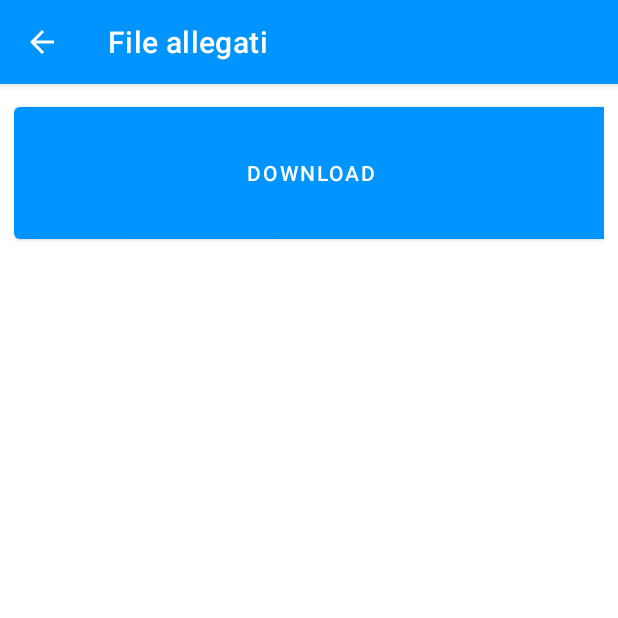
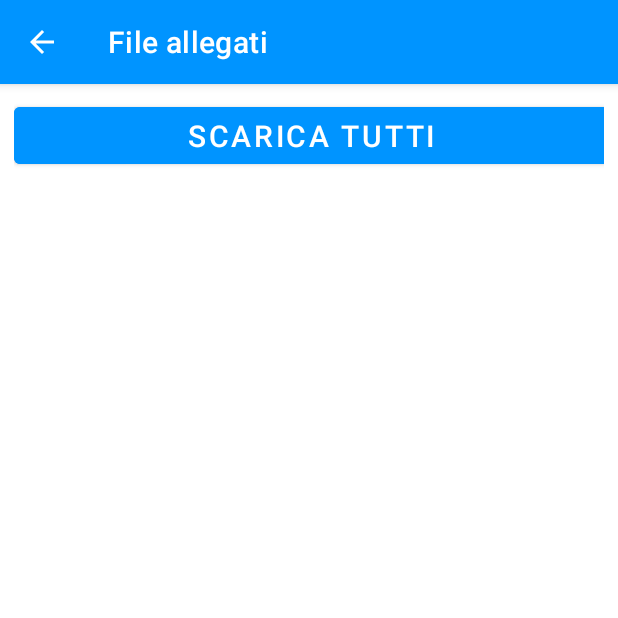
Before and after one commit to marrcolino/MyManager, an Android app: the Lista_file_allegati screen opened directly, with no data from a screen before it, on a phone screen of 412 x 824 dp, the top half of it. Run offline under Robolectric (Android 15) with nearby library versions, the phone set to English and light mode, and no system bars; our stand-ins replace Firebase (no records; nobody signed in at launch, a user with empty details on screens opened directly); 1 statement that could not run was skipped.

Commit message:
download funzionante

```diff
--- a/app/src/main/java/com/example/mymanager/Lista_file_allegati.java
+++ b/app/src/main/java/com/example/mymanager/Lista_file_allegati.java
@@ -41,7 +41,7 @@ public class Lista_file_allegati extends AppCompatActivity implements RecyclerFi
     Button download;
     public static Boolean galleria = false;
     private ArrayList<List> list = new ArrayList<List>();
-
+    private String nomeCartella = "";
 
     @Override
     protected void onCreate(Bundle savedInstanceState) {
@@ -55,73 +55,59 @@ public class Lista_file_allegati extends AppCompatActivity implements RecyclerFi
         // showing the back button in action bar
         getSupportActionBar().setDisplayHomeAsUpEnabled(true);
 
-        //METODO CHE RIEMPIE "list"
-        listAllPaginated("");
-
-        /*recyclerView = findViewById(R.id.recyclerview);
-        layoutManager = new LinearLayoutManager(this);
-        recyclerView.setLayoutManager(layoutManager);*/
-
         download = findViewById(R.id.download);
         download.setOnClickListener(new View.OnClickListener() {
             @Override
             public void onClick(View v) {
-
                 download();
             }
         });
 
+        Bundle extras = getIntent().getExtras();
+        if (extras != null) {
+            nomeCartella = extras.getString("key");
+            //The key argument here must match that used in the other activity
+        }
+
         recyclerView = findViewById(R.id.recyclerviewFile);
         layoutManager = new LinearLayoutManager(this);
+        recyclerView.setLayoutManager(layoutManager);
 
-        recyclerView.setLayoutManager(layoutManager);
-        adapter = new RecyclerFile(this, list);
-        recyclerView.setAdapter(adapter);
+        buildListData();
     }
 
-    public void listAllPaginated(@Nullable String pageToken) {
+    private void buildListData() {
         FirebaseStorage storage = FirebaseStorage.getInstance();
-        StorageReference listRef = storage.getReference().child("test10/");
-
-        // Fetch the next page of results, using the pageToken if we have one.
-        Task<ListResult> listPageTask = pageToken != null
-                ? listRef.list(100, pageToken)
-                : listRef.list(100);
-
-        listPageTask
+        StorageReference listRef = storage.getReference().child(nomeCartella+"/");
+        listRef.listAll()
                 .addOnSuccessListener(new OnSuccessListener<ListResult>() {
                     @Override
                     public void onSuccess(ListResult listResult) {
-                        List<StorageReference> prefixes = listResult.getPrefixes();
-                        List<StorageReference> items = listResult.getItems();
+                        for (StorageReference prefix : listResult.getPrefixes()) {
+                            // All the prefixes under listRef.
+                            // You may call listAll() recursively on them.
+                        }
 
-                        // Process page of results
-                        // ...
-                        for(int i = 0; i < items.size(); i++)
-                        {
+                        for (StorageReference item : listResult.getItems()) {
+                            // All the items under listRef.
                             List<String> arrlist = new ArrayList<String>();
-                            arrlist.add(items.get(i).getPath());
-                            arrlist.add(items.get(i).getPath());
+                            arrlist.add(item.getName());
+                            arrlist.add(nomeCartella);
                             list.add(arrlist);
                         }
-                        toastMessage(Integer.toString(list.size()) + " " + items.size());
-                        Log.d("test", "onSuccess: ci sono");
-
-                        // Recurse onto next page
-                        if (listResult.getPageToken() != null) {
-                            listAllPaginated(listResult.getPageToken());
-                        }
+                        adapter = new RecyclerFile(Lista_file_allegati.this, list);
+                        recyclerView.setAdapter(adapter);
                     }
-                }).addOnFailureListener(new OnFailureListener() {
-            @Override
-            public void onFailure(@NonNull Exception e) {
-                // Uh-oh, an error occurred.
-            }
-        });
+                })
+                .addOnFailureListener(new OnFailureListener() {
+                    @Override
+                    public void onFailure(@NonNull Exception e) {
+                        // Uh-oh, an error occurred!
+                    }
+                });
     }
 
     private void download() {
-
         ProgressDialog pd = new ProgressDialog(Lista_file_allegati.this);
         pd.setTitle("download file");
         pd.setMessage("Downloading Please Wait!");
--- a/app/src/main/java/com/example/mymanager/RecyclerGruppiIscritti.java
+++ b/app/src/main/java/com/example/mymanager/RecyclerGruppiIscritti.java
@@ -50,7 +50,8 @@ public class RecyclerGruppiIscritti extends RecyclerView.Adapter<RecyclerGruppiI
         holder.listaFile.setOnClickListener(new View.OnClickListener() {
             @Override
             public void onClick(View v) {
-                Intent i = new Intent(v.getContext(),Lista_file_allegati.class);
+                Intent i = new Intent(v.getContext(), Lista_file_allegati.class);
+                i.putExtra("key", list.get(position).get(1).toString());
                 v.getContext().startActivity(i);
             }
         });
--- a/app/src/main/res/layout/activity_lista_file_allegati.xml
+++ b/app/src/main/res/layout/activity_lista_file_allegati.xml
@@ -27,10 +27,13 @@
         android:background="#FFFFFF">
 
     <Button
-        android:layout_width="100dp"
-        android:layout_height="100dp"
+        android:layout_width="150dp"
+        android:layout_height="50dp"
+        android:backgroundTint="#0094FF"
+        android:textColor="#FFFFFF"
+        android:textSize="20dp"
         android:id="@+id/download"
-        android:text="download">
+        android:text="Scarica tutti">
 
     </Button>
 
```
Also changed, not shown: app/src/main/java/com/example/mymanager/RecyclerFile.java (+27 -25 lines), app/src/main/res/layout/my_row_file_allegati.xml (+28 -43 lines).
